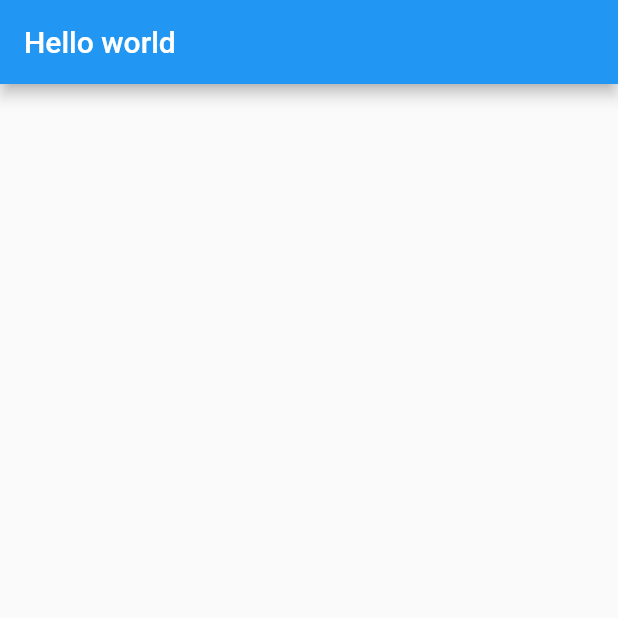
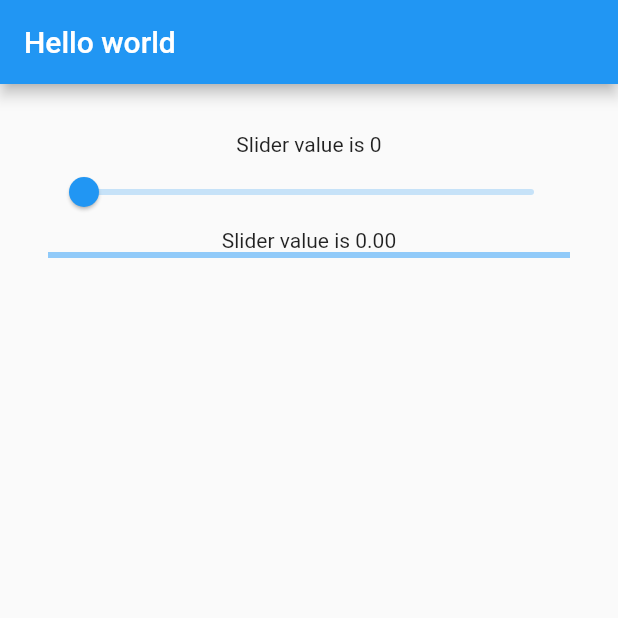
Before and after one commit to amaan75/flutter_tuts, a Flutter app: the screen it shows after launch, on a phone screen of 412 x 824 dp, the top half of it. Run offline on Flutter 3.47's test engine with Material 2 defaults, Android fonts, the phone set to English and light mode, and no system bars.

Commit message:
finished slider bar demo

```diff
--- a/slider_bar_demo/lib/main.dart
+++ b/slider_bar_demo/lib/main.dart
@@ -10,13 +10,38 @@ class MyApp extends StatefulWidget {
 }
 
 class _State extends State<MyApp> {
+  double _value = 0.0;
+
+  void _onChanged(double value) {
+    setState(() {
+      _value = value;
+    });
+  }
+
   @override
   Widget build(BuildContext context) {
     return new Scaffold(
       appBar: new AppBar(
         title: new Text('Hello world'),
       ),
-      body: new Container(),
+      body: new Container(
+        padding: const EdgeInsets.all(32.0),
+        child: new Column(
+          children: <Widget>[
+            new Text('Slider value is ${_value.round()}'),
+            new Slider(
+              min: 0.0,
+              max: 100.0,
+              value: _value,
+              onChanged: (double value) => _onChanged(value),
+            ),
+            new Text('Slider value is ${(_value*0.01).toStringAsFixed(2)}'),
+            new LinearProgressIndicator(
+              value: _value * .01, //the linear progression indicator take values from 0 to 1
+            ),
+          ],
+        ),
+      ),
     );
   }
 }
```
Also changed, not shown: 1 other file.
